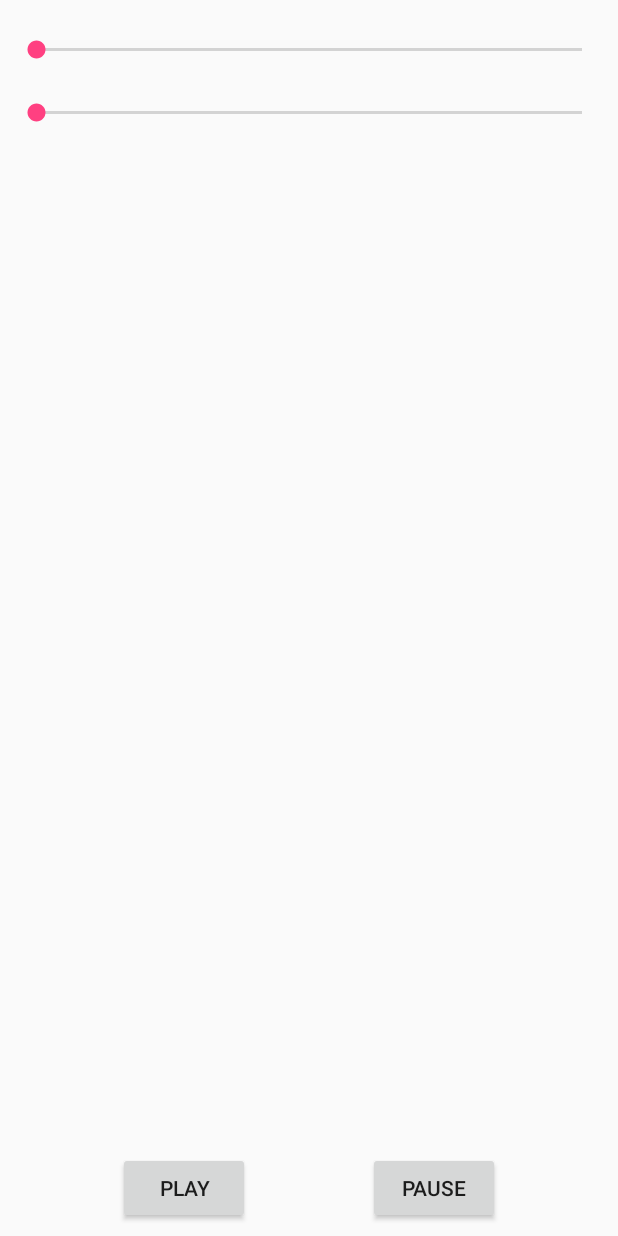
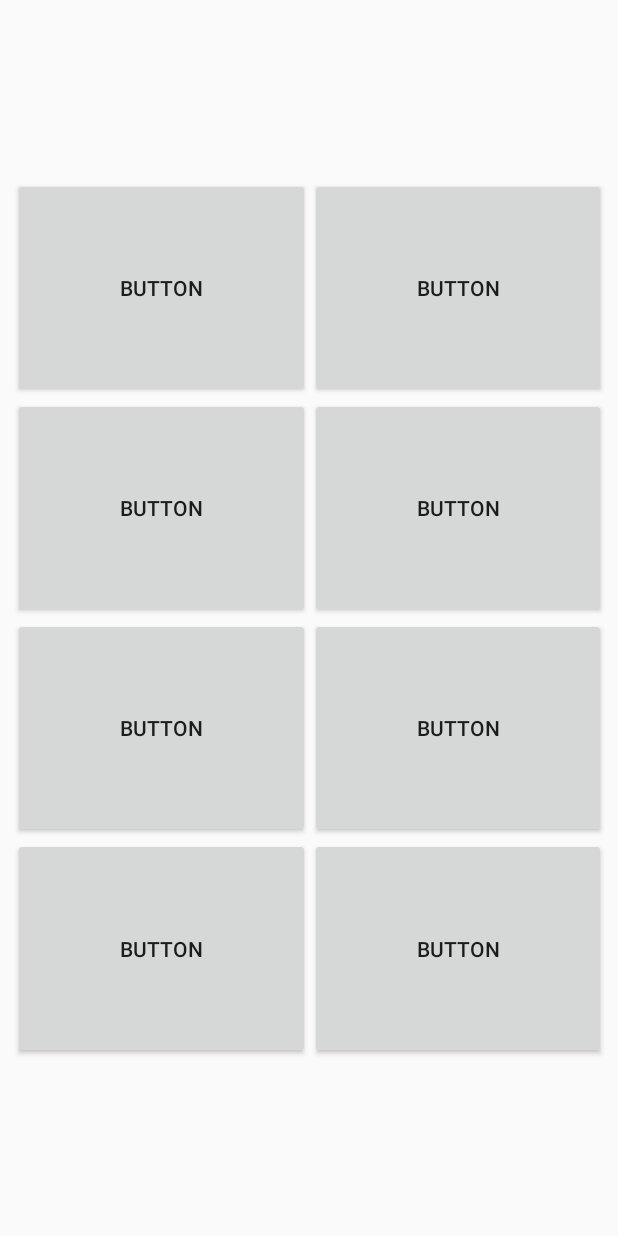
Before and after one commit to KDAndroidStudioCourse/ExampleApp, an Android app: the layout activity_main.xml on its own in the app's theme, with its tools: preview values and no code run, on a phone screen of 412 x 824 dp. Run offline under Robolectric (Android 15) with nearby library versions, the light colour scheme and no system bars.

Commit message:
10. Grid Layouts

```diff
--- a/app/src/main/res/layout/activity_main.xml
+++ b/app/src/main/res/layout/activity_main.xml
@@ -6,56 +6,74 @@
     android:layout_height="match_parent"
     tools:context="com.cj.darra.exampleapp.MainActivity">
 
-    <Button
-        android:id="@+id/playButton"
-        android:layout_width="wrap_content"
-        android:layout_height="wrap_content"
+    <GridLayout
+        android:layout_width="395dp"
+        android:layout_height="587dp"
         android:layout_marginBottom="8dp"
-        android:onClick="play"
-        android:text="Play"
-        app:layout_constraintBottom_toBottomOf="parent"
-        app:layout_constraintEnd_toStartOf="@+id/pauseButton"
-        app:layout_constraintHorizontal_bias="0.0"
-        app:layout_constraintStart_toStartOf="parent"
-        app:layout_constraintTop_toTopOf="parent"
-        app:layout_constraintVertical_bias="1.0" />
-
-    <Button
-        android:id="@+id/pauseButton"
-        android:layout_width="wrap_content"
-        android:layout_height="wrap_content"
-        android:layout_marginBottom="8dp"
-        android:onClick="pause"
-        android:text="Pause"
-        app:layout_constraintBottom_toBottomOf="parent"
-        app:layout_constraintEnd_toEndOf="parent"
-        app:layout_constraintStart_toEndOf="@+id/playButton"
-        app:layout_constraintTop_toTopOf="parent"
-        app:layout_constraintVertical_bias="1.0" />
-
-    <SeekBar
-        android:id="@+id/volumeSeekBar"
-        android:layout_width="0dp"
-        android:layout_height="wrap_content"
         android:layout_marginEnd="8dp"
         android:layout_marginStart="8dp"
-        android:layout_marginTop="24dp"
+        android:layout_marginTop="8dp"
+        android:columnCount="2"
+        android:rowCount="4"
         app:layout_constraintBottom_toBottomOf="parent"
         app:layout_constraintEnd_toEndOf="parent"
         app:layout_constraintStart_toStartOf="parent"
-        app:layout_constraintTop_toTopOf="parent"
-        app:layout_constraintVertical_bias="0.0" />
+        app:layout_constraintTop_toTopOf="parent">
 
-    <SeekBar
-        android:id="@+id/scrubSeekBar"
-        android:layout_width="0dp"
-        android:layout_height="wrap_content"
-        android:layout_marginEnd="8dp"
-        android:layout_marginStart="8dp"
-        android:layout_marginTop="24dp"
-        app:layout_constraintBottom_toBottomOf="parent"
-        app:layout_constraintEnd_toEndOf="parent"
-        app:layout_constraintStart_toStartOf="parent"
-        app:layout_constraintTop_toBottomOf="@+id/volumeSeekBar"
-        app:layout_constraintVertical_bias="0.0" />
+        <Button
+            android:id="@+id/button1"
+            android:text="Button"
+            android:layout_gravity="fill"
+            android:layout_rowWeight="1"
+            android:layout_columnWeight="1" />
+
+        <Button
+            android:id="@+id/button2"
+            android:text="Button"
+            android:layout_gravity="fill"
+            android:layout_rowWeight="1"
+            android:layout_columnWeight="1" />
+
+        <Button
+            android:id="@+id/button3"
+            android:text="Button"
+            android:layout_gravity="fill"
+            android:layout_rowWeight="1"
+            android:layout_columnWeight="1" />
+
+        <Button
+            android:id="@+id/button4"
+            android:text="Button"
+            android:layout_gravity="fill"
+            android:layout_rowWeight="1"
+            android:layout_columnWeight="1" />
+
+        <Button
+            android:id="@+id/button5"
+            android:text="Button"
+            android:layout_gravity="fill"
+            android:layout_rowWeight="1"
+            android:layout_columnWeight="1" />
+
+        <Button
+            android:id="@+id/button6"
+            android:text="Button"
+            android:layout_gravity="fill"
+            android:layout_rowWeight="1"
+            android:layout_columnWeight="1" />
+
+        <Button
+            android:id="@+id/button7"
+            android:text="Button"
+            android:layout_gravity="fill"
+            android:layout_rowWeight="1"
+            android:layout_columnWeight="1" />
+
+        <Button
+            android:id="@+id/button8"
+            android:text="Button"
+            android:layout_gravity="fill"
+            android:layout_rowWeight="1"
+            android:layout_columnWeight="1" />
+    </GridLayout>
 </android.support.constraint.ConstraintLayout>
```
